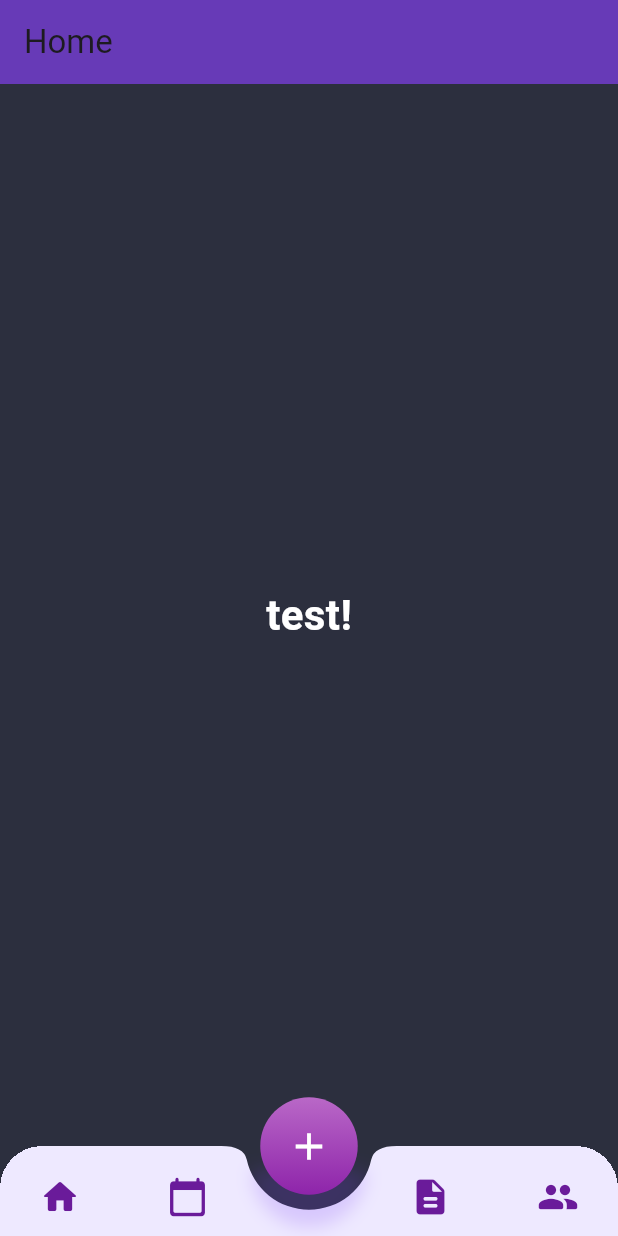
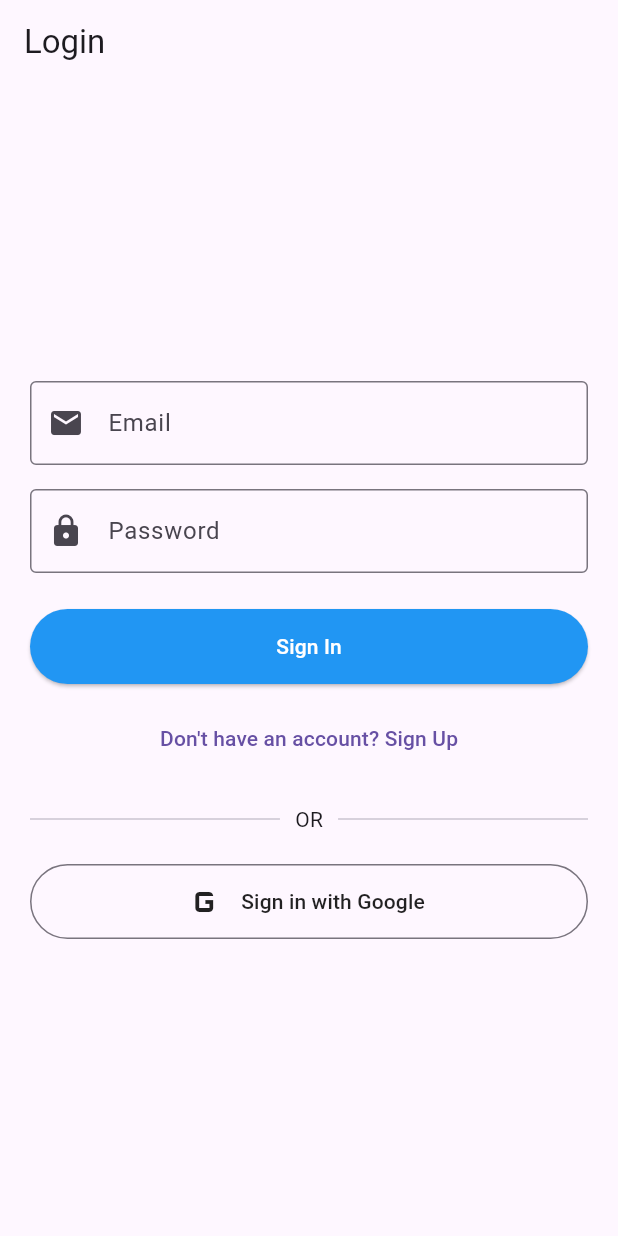
Before and after one commit to botyw7zin/my_app, a Flutter app: the screen it shows after launch, on a phone screen of 412 x 824 dp. Run offline on Flutter 3.47's test engine with Material 3 defaults, Android fonts, the phone set to English and light mode, and no system bars; our stand-ins replace cloud_firestore, firebase_auth, firebase_core, google_sign_in, hive_flutter; accounts and stored records are empty.

Commit message:
test commit

```diff
--- a/lib/main.dart
+++ b/lib/main.dart
@@ -1,27 +1,61 @@
 import 'package:flutter/material.dart';
 import 'package:firebase_core/firebase_core.dart';
-import 'firebase_options.dart'; // required after flutterfire configure
+import 'package:hive_flutter/hive_flutter.dart';
+import 'services/auth_service.dart';
+import 'screens/signin_screen.dart';
+import 'screens/signup_screen.dart';
 import 'screens/home.dart';
+
 void main() async {
   WidgetsFlutterBinding.ensureInitialized();
 
   // Initialize Firebase
-  await Firebase.initializeApp(
-    options: DefaultFirebaseOptions.currentPlatform,
-  );
+  await Firebase.initializeApp();
 
-  runApp(const MyApp());
+  // Initialize Hive
+  await Hive.initFlutter();
+  await Hive.openBox('userBox');
+
+  runApp(MyApp());
 }
 
 class MyApp extends StatelessWidget {
-  const MyApp({super.key});
+  final AuthService _authService = AuthService();
 
   @override
   Widget build(BuildContext context) {
     return MaterialApp(
-      title: 'my app',
-      debugShowCheckedModeBanner: false,
-      home: Home(), // <- show the purple page
+      title: 'Flutter Firebase Auth',
+      theme: ThemeData(
+        primarySwatch: Colors.blue,
+        elevatedButtonTheme: ElevatedButtonThemeData(
+          style: ElevatedButton.styleFrom(
+            backgroundColor: Colors.blue,
+            foregroundColor: Colors.white,
+          ),
+        ),
+      ),
+      home: StreamBuilder(
+        stream: _authService.authStateChanges,
+        builder: (context, snapshot) {
+          if (snapshot.connectionState == ConnectionState.waiting) {
+            return Scaffold(
+              body: Center(child: CircularProgressIndicator()),
+            );
+          }
+
+          if (snapshot.hasData) {
+            return HomeScreen();
+          }
+
+          return LoginScreen();
+        },
+      ),
+      routes: {
+        '/login': (context) => LoginScreen(),
+        '/signup': (context) => SignUpScreen(),
+        '/home': (context) => HomeScreen(),
+      },
     );
   }
 }
--- /dev/null
+++ b/lib/screens/signin_screen.dart
@@ -0,0 +1,176 @@
+import 'package:flutter/material.dart';
+import '../services/auth_service.dart';
+
+class LoginScreen extends StatefulWidget {
+  @override
+  _LoginScreenState createState() => _LoginScreenState();
+}
+
+class _LoginScreenState extends State<LoginScreen> {
+  final AuthService _authService = AuthService();
+  final _formKey = GlobalKey<FormState>();
+  final _emailController = TextEditingController();
+  final _passwordController = TextEditingController();
+  bool _isLoading = false;
+
+  @override
+  void dispose() {
+    _emailController.dispose();
+    _passwordController.dispose();
+    super.dispose();
+  }
+
+  Future<void> _signInWithEmail() async {
+    if (_formKey.currentState!.validate()) {
+      setState(() => _isLoading = true);
+
+      try {
+        final user = await _authService.signInWithEmail(
+          _emailController.text.trim(),
+          _passwordController.text,
+        );
+
+        if (user != null && mounted) {
+          Navigator.pushReplacementNamed(context, '/home');
+        }
+      } catch (e) {
+        ScaffoldMessenger.of(context).showSnackBar(
+          SnackBar(content: Text('Login failed: $e')),
+        );
+      } finally {
+        if (mounted) setState(() => _isLoading = false);
+      }
+    }
+  }
+
+  Future<void> _signInWithGoogle() async {
+    setState(() => _isLoading = true);
+
+    try {
+      final user = await _authService.signInWithGoogle();
+
+      if (user != null && mounted) {
+        Navigator.pushReplacementNamed(context, '/home');
+      }
+    } catch (e) {
+      ScaffoldMessenger.of(context).showSnackBar(
+        SnackBar(content: Text('Google sign-in failed: $e')),
+      );
+    } finally {
+      if (mounted) setState(() => _isLoading = false);
+    }
+  }
+
+  @override
+  Widget build(BuildContext context) {
+    return Scaffold(
+      appBar: AppBar(title: Text('Login')),
+      body: Padding(
+        padding: EdgeInsets.all(20),
+        child: Form(
+          key: _formKey,
+          child: Column(
+            mainAxisAlignment: MainAxisAlignment.center,
+            children: [
+              // Email field
+              TextFormField(
+                controller: _emailController,
+                decoration: InputDecoration(
+                  labelText: 'Email',
+                  border: OutlineInputBorder(),
+                  prefixIcon: Icon(Icons.email),
+                ),
+                keyboardType: TextInputType.emailAddress,
+                validator: (value) {
+                  if (value == null || value.isEmpty) {
+                    return 'Please enter your email';
+                  }
+                  if (!value.contains('@')) {
+                    return 'Please enter a valid email';
+                  }
+                  return null;
+                },
+              ),
+
+              SizedBox(height: 16),
+
+              // Password field
+              TextFormField(
+                controller: _passwordController,
+                decoration: InputDecoration(
+                  labelText: 'Password',
+                  border: OutlineInputBorder(),
+                  prefixIcon: Icon(Icons.lock),
+                ),
+                obscureText: true,
+                validator: (value) {
+                  if (value == null || value.isEmpty) {
+                    return 'Please enter your password';
+                  }
+                  if (value.length < 6) {
+                    return 'Password must be at least 6 characters';
+                  }
+                  return null;
+                },
+              ),
+
+              SizedBox(height: 24),
+
+              // Sign in button
+              SizedBox(
+                width: double.infinity,
+                height: 50,
+                child: ElevatedButton(
+                  onPressed: _isLoading ? null : _signInWithEmail,
+                  child: _isLoading
+                      ? CircularProgressIndicator(color: Colors.white)
+                      : Text('Sign In'),
+                ),
+              ),
+
+              SizedBox(height: 12),
+
+              // Sign up button
+              TextButton(
+                onPressed: () {
+                  Navigator.pushNamed(context, '/signup');
+                },
+                child: Text('Don\'t have an account? Sign Up'),
+              ),
+
+              SizedBox(height: 20),
+
+              // Divider
+              Row(
+                children: [
+                  Expanded(child: Divider()),
+                  Padding(
+                    padding: EdgeInsets.symmetric(horizontal: 10),
+                    child: Text('OR'),
+                  ),
+                  Expanded(child: Divider()),
+                ],
+              ),
+
+              SizedBox(height: 20),
+
+              // Google sign in button
+              SizedBox(
+                width: double.infinity,
+                height: 50,
+                child: OutlinedButton.icon(
+                  onPressed: _isLoading ? null : _signInWithGoogle,
+                  icon: Icon(Icons.g_mobiledata, size: 32),
+                  label: Text('Sign in with Google'),
+                  style: OutlinedButton.styleFrom(
+                    foregroundColor: Colors.black87,
+                  ),
+                ),
+              ),
+            ],
+          ),
+        ),
+      ),
+    );
+  }
+}
--- a/pubspec.yaml
+++ b/pubspec.yaml
@@ -30,9 +30,13 @@ environment:
 dependencies:
   flutter:
     sdk: flutter
+  firebase_core: ^3.6.0
+  firebase_auth: ^5.3.1
+  google_sign_in: ^6.2.1
+  cloud_firestore: ^5.4.4
   hive: ^2.2.3
   hive_flutter: ^1.1.0
-  firebase_core: ^4.2.1
+
 
   # The following adds the Cupertino Icons font to your application.
   # Use with the CupertinoIcons class for iOS style icons.
```
Also changed, not shown: lib/screens/signup_screen.dart (added, +144 -0 lines), lib/services/auth_service.dart (added, +128 -0 lines), pubspec.lock, 3 other files.
